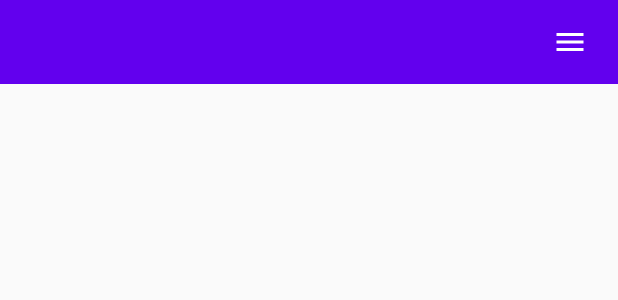
After one commit to aloneStarDev/AndroidAmlakOnline, an Android app: the layout toolbar_layout.xml on its own in the app's theme, with its tools: preview values and no code run, on a phone screen of 412 x 824 dp. The commit adds this screen. Shown: the top 300 px of the screen. Run offline under Robolectric (Android 15) with nearby library versions, the light colour scheme and no system bars.

Commit message:
it seem that its my last Start

```diff
--- a/app/build.gradle
+++ b/app/build.gradle
@@ -25,10 +25,11 @@ android {
 
 dependencies {
     implementation fileTree(dir: 'libs', include: ['*.jar'])
-
+    implementation fileTree(include: ['*.jar'], dir: 'libs')
     implementation 'androidx.appcompat:appcompat:1.1.0'
     implementation 'androidx.constraintlayout:constraintlayout:1.1.3'
     testImplementation 'junit:junit:4.12'
     androidTestImplementation 'androidx.test.ext:junit:1.1.1'
     androidTestImplementation 'androidx.test.espresso:espresso-core:3.2.0'
+    implementation 'com.google.android.material:material:1.1.0'
 }
--- a/app/src/main/AndroidManifest.xml
+++ b/app/src/main/AndroidManifest.xml
@@ -7,7 +7,7 @@
         android:icon="@mipmap/ic_launcher"
         android:label="@string/app_name"
         android:roundIcon="@mipmap/ic_launcher_round"
-        android:supportsRtl="true"
+        android:supportsRtl="false"
         android:theme="@style/AppTheme">
         <activity android:name=".MainActivity">
             <intent-filter>
--- /dev/null
+++ b/app/src/main/res/drawable/ic_menu_black_24dp.xml
@@ -0,0 +1,5 @@
+<vector android:height="24dp" android:tint="#FFFFFF"
+    android:viewportHeight="24.0" android:viewportWidth="24.0"
+    android:width="24dp" xmlns:android="http://schemas.android.com/apk/res/android">
+    <path android:fillColor="#FF000000" android:pathData="M3,18h18v-2L3,16v2zM3,13h18v-2L3,11v2zM3,6v2h18L21,6L3,6z"/>
+</vector>
--- /dev/null
+++ b/app/src/main/res/layout/toolbar_layout.xml
@@ -0,0 +1,21 @@
+<?xml version="1.0" encoding="utf-8"?>
+<androidx.appcompat.widget.Toolbar
+    xmlns:android="http://schemas.android.com/apk/res/android"
+    xmlns:app="http://schemas.android.com/apk/res-auto"
+    android:layout_width="match_parent"
+    android:layout_height="?attr/actionBarSize"
+    android:background="?attr/colorPrimary"
+    android:theme="@style/ThemeOverlay.AppCompat.Dark.ActionBar"
+    app:popupTheme="@style/ThemeOverlay.AppCompat.ActionBar"
+    android:id="@+id/toolbar"
+    >
+    <ImageButton
+        android:id="@+id/toolBarMenuBtn"
+        android:layout_width="wrap_content"
+        android:layout_margin="20dp"
+        android:layout_height="match_parent"
+        android:src="@drawable/ic_menu_black_24dp"
+        android:background="?attr/colorPrimary"
+        android:layout_gravity="end"/>
+
+</androidx.appcompat.widget.Toolbar>
--- a/app/src/main/res/values/strings.xml
+++ b/app/src/main/res/values/strings.xml
@@ -1,3 +1,7 @@
 <resources>
     <string name="app_name">AmlakOnline</string>
+    <string name="register">ثبت نام</string>
+    <string name="login">ورود</string>
+    <string name="NavbarClose">close</string>
+    <string name="NavbarOpen">open</string>
 </resources>
--- a/app/src/main/res/values/styles.xml
+++ b/app/src/main/res/values/styles.xml
@@ -1,7 +1,7 @@
 <resources>
 
     <!-- Base application theme. -->
-    <style name="AppTheme" parent="Theme.AppCompat.Light.DarkActionBar">
+    <style name="AppTheme" parent="Theme.AppCompat.Light.NoActionBar">
         <!-- Customize your theme here. -->
         <item name="colorPrimary">@color/colorPrimary</item>
         <item name="colorPrimaryDark">@color/colorPrimaryDark</item>
```
Also changed, not shown: app/src/main/java/com/star/amlakonline/MainActivity.java (+52 -1 lines), app/src/main/res/drawable/login_icon.xml (added, +9 -0 lines), app/src/main/res/drawable/user_icon.xml (added, +9 -0 lines), app/src/main/res/layout/activity_main.xml (+17 -11 lines), app/src/main/res/menu/my_navigation_items.xml (added, +14 -0 lines).
